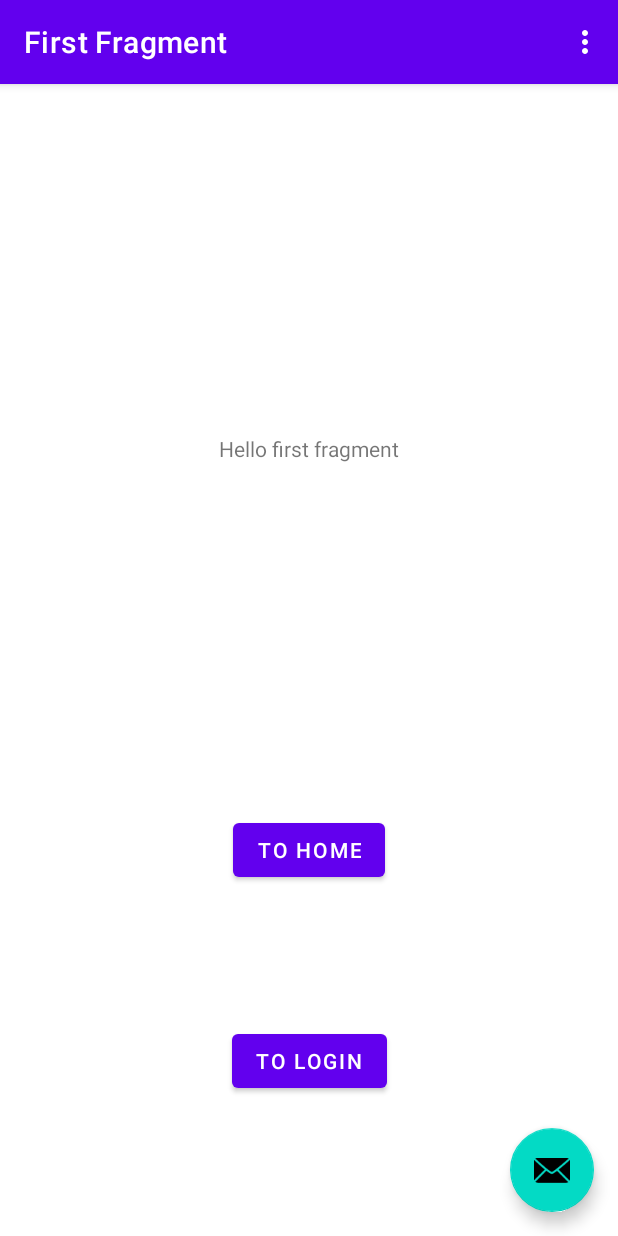
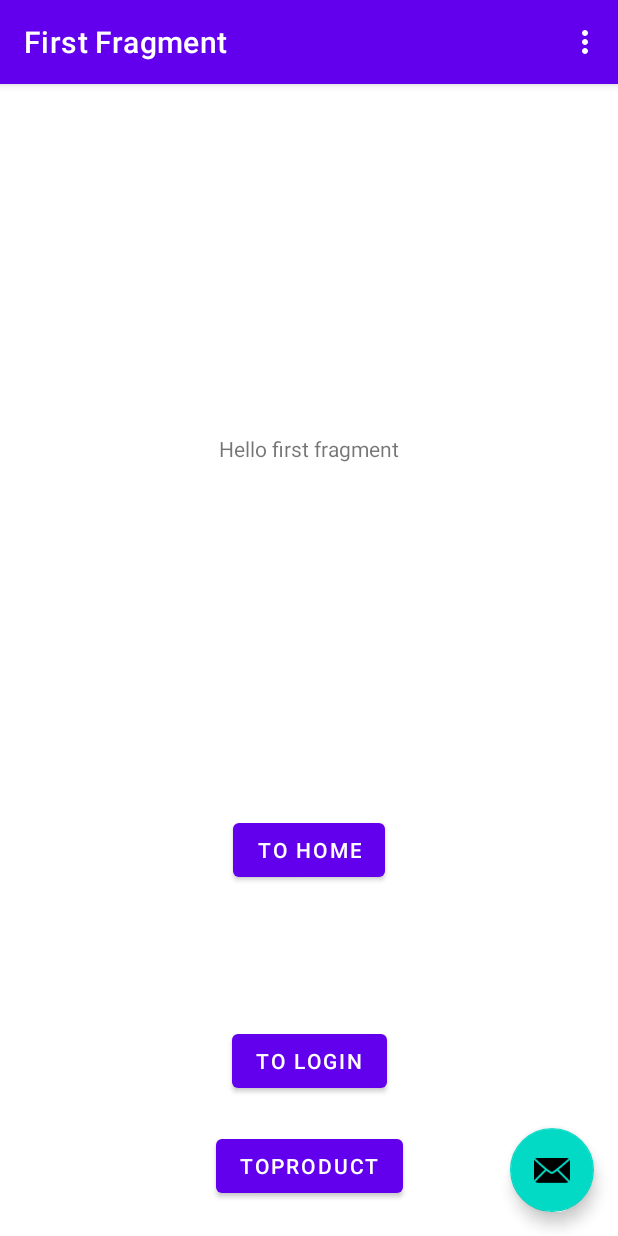
Before and after one commit to nth-joda/FITUS-Kotlint-Vmama-Android, an Android app: the screen it shows after launch (MainActivity), on a phone screen of 412 x 824 dp. Run offline under Robolectric (Android 15) with nearby library versions, the phone set to English and light mode, and no system bars; our stand-ins replace navigation-ui.

```diff
--- a/app/src/main/java/com/fitus/vscannerandroid/FirstFragment.kt
+++ b/app/src/main/java/com/fitus/vscannerandroid/FirstFragment.kt
@@ -42,6 +42,10 @@ class FirstFragment : Fragment() {
             val intent = Intent(activity, LoginActivity::class.java)
             startActivity(intent)
         }
+        binding.buttonToProduct.setOnClickListener {
+            val intent = Intent(activity, VoucherScreen::class.java)
+            startActivity(intent)
+        }
     }
 
     override fun onDestroyView() {
--- a/app/src/main/res/layout/fragment_first.xml
+++ b/app/src/main/res/layout/fragment_first.xml
@@ -35,4 +35,14 @@
         app:layout_constraintEnd_toEndOf="parent"
         app:layout_constraintStart_toStartOf="parent"
         app:layout_constraintTop_toBottomOf="@id/button_to_home" />
+
+    <Button
+        android:id="@+id/button_to_product"
+        android:layout_width="wrap_content"
+        android:layout_height="wrap_content"
+        android:text="ToProduct"
+        app:layout_constraintBottom_toBottomOf="parent"
+        app:layout_constraintEnd_toEndOf="parent"
+        app:layout_constraintStart_toStartOf="parent"
+        app:layout_constraintTop_toBottomOf="@id/button_to_login" />
 </androidx.constraintlayout.widget.ConstraintLayout>
```
Also changed, not shown: app/build.gradle (+5 -4 lines), app/src/main/res/drawable/shape_appearance_overlay_extended.xml (deleted, +0 -12 lines), gradle.properties (+10 -15 lines).
